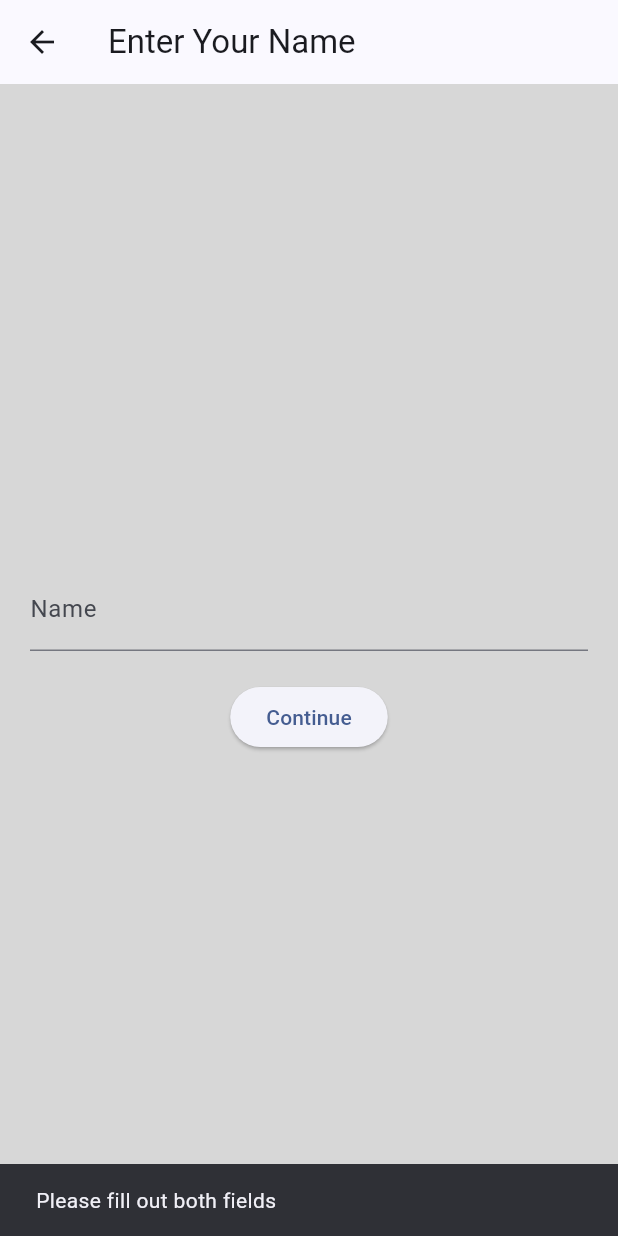
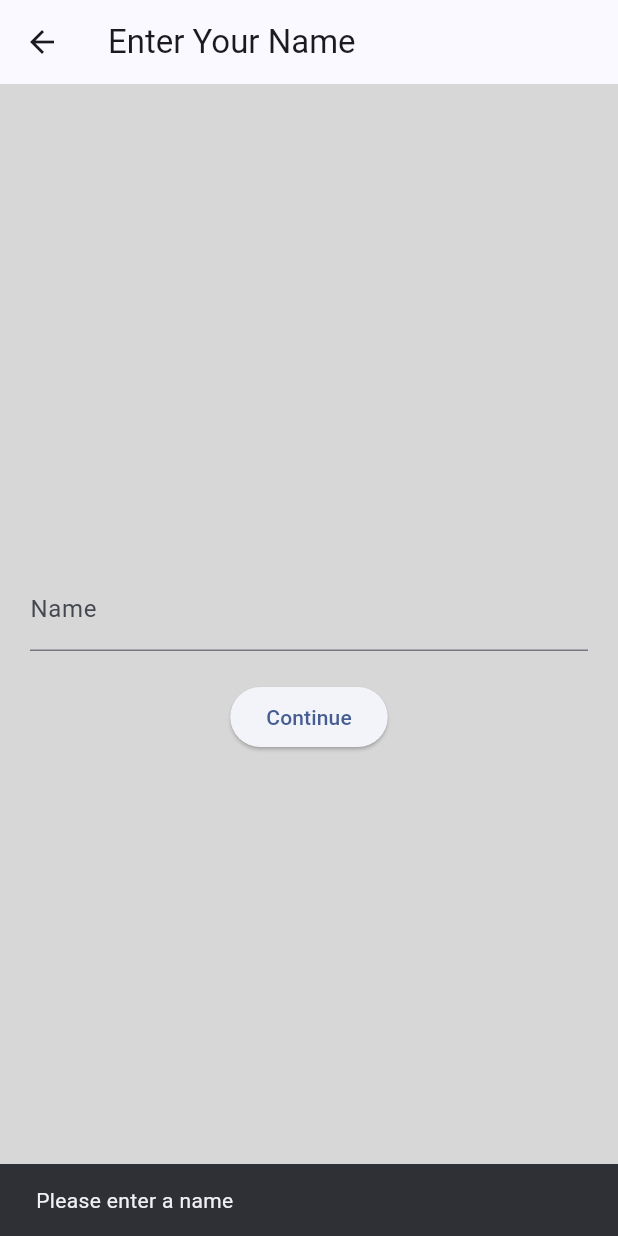
Before and after one commit to goatchan28/pet_health_ai, a Flutter app: the EnterNamePage screen opened directly, after a tap on "Continue", on a phone screen of 412 x 824 dp. Run offline on Flutter 3.47's test engine with Material 3 defaults, Android fonts, the phone set to English and light mode, and no system bars; our stand-ins replace camera, cloud_firestore, connectivity_plus, firebase_auth, firebase_core, firebase_storage and 4 more; missing offline and left inert: mobile_scanner; accounts and stored records are empty; network calls fail.

Commit message:
Signup And Login Connectivity

```diff
--- a/lib/models/app_state.dart
+++ b/lib/models/app_state.dart
@@ -10,7 +10,7 @@ import 'dart:convert';
 import "package:shared_preferences/shared_preferences.dart";
 
 class MyAppState extends ChangeNotifier {
-  int currentPageIndex = 2;
+  int currentPageIndex = 0;
   int enterAccountIndex = 0;
   int petIndex = 0;
   Map<String, dynamic> scannedFoodData = {};
@@ -577,6 +577,9 @@ class MyAppState extends ChangeNotifier {
       await prefs.setString('lastResetDate', lastDate);
     }
     printSharedPreferences();
+
+    profileImageUrl = null;
+    hasLoadedData = false;
     pets = [defaultPet];
     print(pets);
     setNeedsToEnterName(false);
--- a/lib/pages/name_page.dart
+++ b/lib/pages/name_page.dart
@@ -1,7 +1,16 @@
+import 'package:cloud_firestore/cloud_firestore.dart';
 import 'package:flutter/material.dart';
+import 'package:pet_health_ai/main.dart';
 import 'package:pet_health_ai/models/app_state.dart';
 import 'package:pet_health_ai/pages/profile_page.dart';
 import 'package:provider/provider.dart';
+
+void _showOfflineMsg(BuildContext ctx) =>
+  ScaffoldMessenger.of(ctx).showSnackBar(
+    const SnackBar(
+      content: Text('Connect to the internet to make changes.'),
+    ),
+  );
 
 class EnterNamePage extends StatefulWidget {
   const EnterNamePage({super.key});
@@ -12,6 +21,7 @@ class EnterNamePage extends StatefulWidget {
 
 class _EnterNamePageState extends State<EnterNamePage> {
   final nameController = TextEditingController();
+  bool _saving = false;
 
   @override
   void dispose() {
@@ -20,20 +30,41 @@ class _EnterNamePageState extends State<EnterNamePage> {
   }
 
   Future<void> _submitName() async {
+    final online = context.read<ConnectivityService>().isOnline;
     var appState = context.read<MyAppState>();
-    if (nameController.text.isNotEmpty) {
-      await appState.setName(nameController.text);
-      await showAddPetDialog(context);
+    if (!online) {
+      _showOfflineMsg(context);
+      return;
+    }
+    final name = nameController.text.trim();
+    if (name.isEmpty) {
+      ScaffoldMessenger.of(context)
+          .showSnackBar(const SnackBar(content: Text('Please enter a name')));
+      return;
+    }
+
+    setState(() => _saving = true);                     // lock UI
+
+    try {
+      await appState.setName(name);                     // <-- network write
+      if (!mounted) return;
+      await showAddPetDialog(context);                  // has its own guard
       appState.setNeedsToEnterName(false);
-    } else {
-      ScaffoldMessenger.of(context).showSnackBar(
-        SnackBar(content: Text("Please fill out both fields")),
-      );
+    } on FirebaseException catch (e) {
+      // lost connection or other Firebase error
+      if (mounted) {
+        ScaffoldMessenger.of(context).showSnackBar(
+          SnackBar(content: Text(e.message ?? 'Network error; try again.')),
+        );
+      }
+    } finally {
+      if (mounted) setState(() => _saving = false);     // unlock UI
     }
   }
 
   @override
   Widget build(BuildContext context) {
+    final isOnline = context.read<ConnectivityService>().isOnline;
     return Scaffold(
       appBar: AppBar(title: Text("Enter Your Name")),
       body: Padding(
@@ -47,8 +78,12 @@ class _EnterNamePageState extends State<EnterNamePage> {
             ),
             SizedBox(height: 20),
             ElevatedButton(
-              onPressed: (){_submitName();},
-              child: Text("Continue"),
+              onPressed: (!isOnline || _saving) ? null : _submitName,
+              child: _saving
+                  ? const SizedBox(
+                      width: 20, height: 20,
+                      child: CircularProgressIndicator(strokeWidth: 2))
+                  : const Text('Continue'),
             ),
           ],
         ),
```
Also changed, not shown: lib/main.dart (+10 -7 lines), lib/pages/login_page.dart (+20 -2 lines), lib/pages/signup_page.dart (+20 -1 lines).
